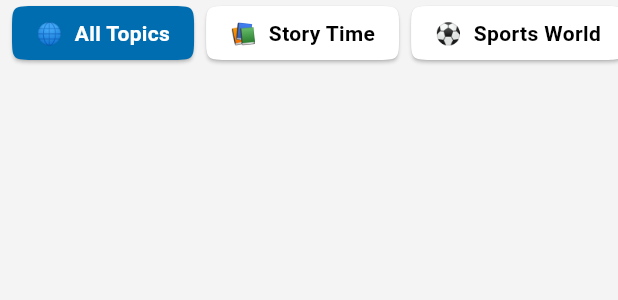
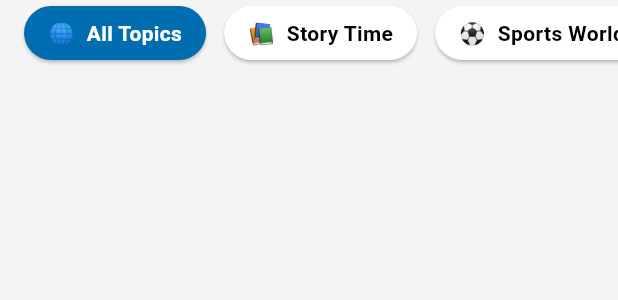
Before and after one commit to NazimCimen/flutter_english_reading_app, a Flutter app: the Categories widget shown alone on an empty page, opened directly with empty values, on a phone screen of 412 x 824 dp. Shown: the top 300 px of the screen. Run offline on Flutter 3.47's test engine with Material 3 defaults, Android fonts, the phone set to English and light mode, and no system bars; our stand-ins replace animate_do, cached_network_image, cloud_firestore, dartz, dio, easy_localization and 19 more; accounts and stored records are empty; generated files the repository leaves out were written again; network calls fail.

```diff
--- a/lib/feature/home/presentation/widget/categories.dart
+++ b/lib/feature/home/presentation/widget/categories.dart
@@ -30,7 +30,7 @@ class _CategoriesState extends State<Categories> {
             },
             child: Card(
               margin: EdgeInsets.only(
-                left: index == 0 ? context.cLowValue : 0,
+                      left: index == 0 ? context.cMediumValue : context.cLowValue / 2,
                 right: context.cLowValue,
                 top: context.cLowValue / 2,
                 bottom: context.cLowValue / 2,
@@ -39,8 +39,8 @@ class _CategoriesState extends State<Categories> {
                   selectedCategoryIndex == index
                       ? AppColors.primaryColor
                       : Theme.of(context).colorScheme.surface,
-              shape: ContinuousRectangleBorder(
-                borderRadius: context.borderRadiusAllMedium,
+              shape: RoundedRectangleBorder(
+                borderRadius: context.borderRadiusAllLarge,
               ),
               child: Container(
                 padding: EdgeInsets.symmetric(
```
Also changed, not shown: lib/feature/home/presentation/widget/article_card.dart (+48 -13 lines).
